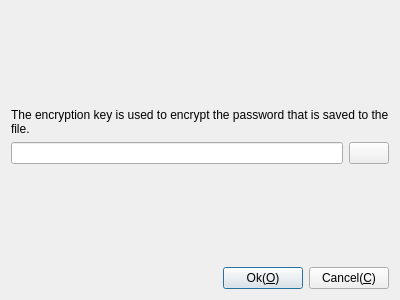
KangLin/RabbitRemoteControl, file Src/DlgInputPassword.ui: the form before one commit.
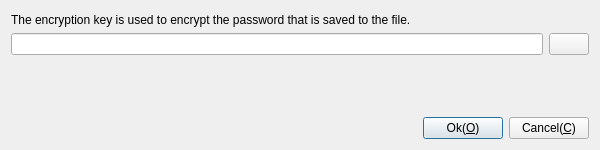
The form after the commit. Icons and pictures are not drawn.

What changed in the file:
```diff
--- a/Src/DlgInputPassword.ui
+++ b/Src/DlgInputPassword.ui
@@ -6,8 +6,8 @@
    <rect>
     <x>0</x>
     <y>0</y>
-    <width>400</width>
-    <height>300</height>
+    <width>600</width>
+    <height>150</height>
    </rect>
   </property>
   <property name="windowTitle">
```
